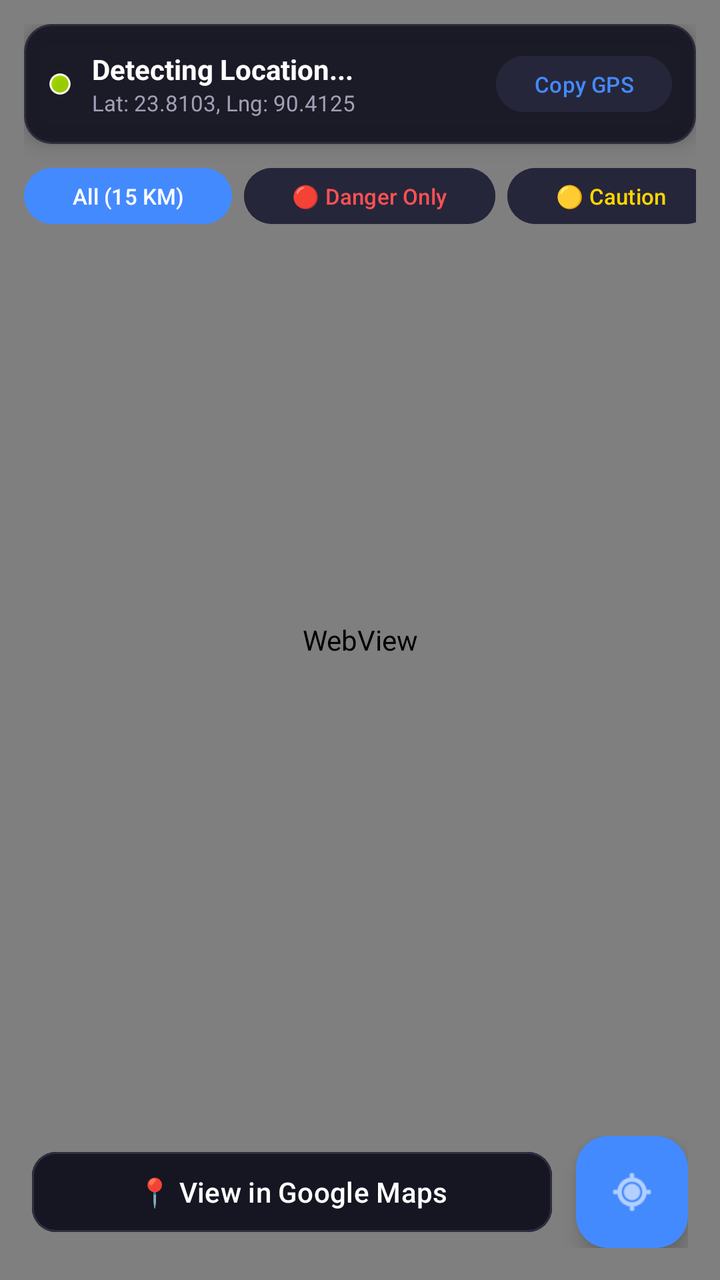
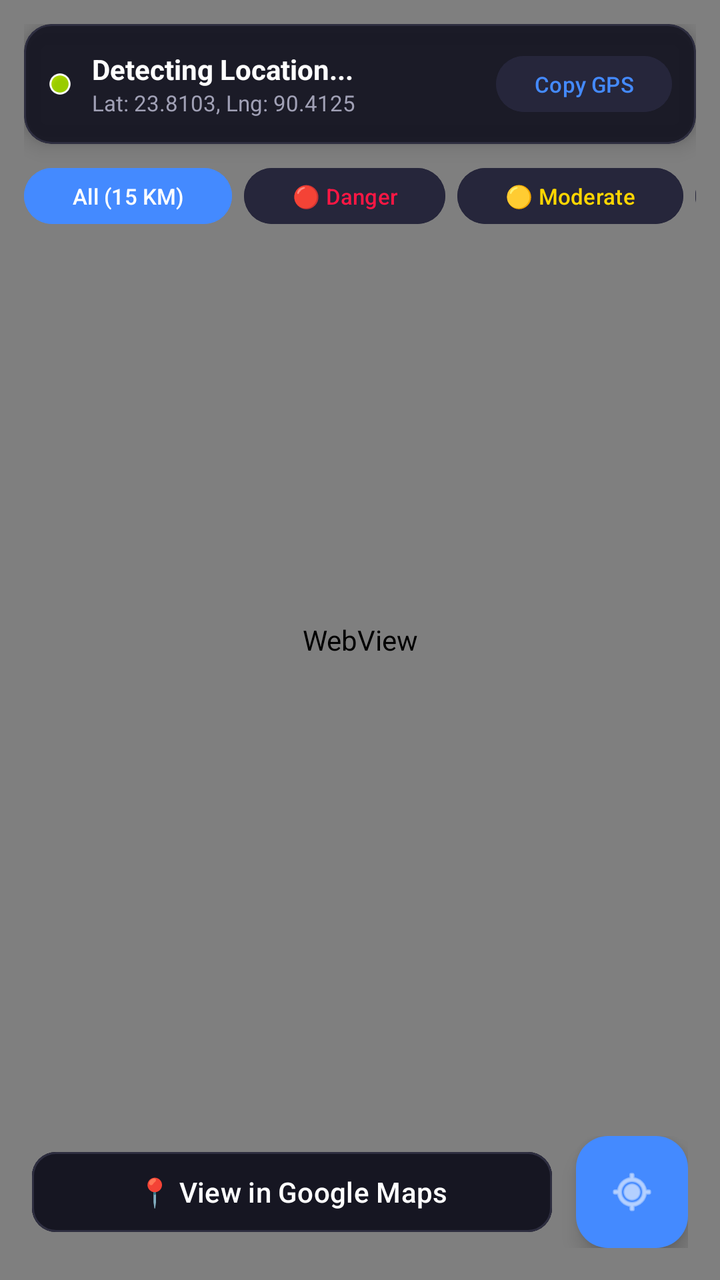

Before-and-after screenshots of an Android layout around one commit, followed by the original layout XML and the change that was made.
<!-- AndroidManifest.xml: application theme Theme.SafeGuardSOSFinal -->
<!-- res/layout/fragment_map_radar.xml -->
<?xml version="1.0" encoding="utf-8"?>
<androidx.constraintlayout.widget.ConstraintLayout xmlns:android="http://schemas.android.com/apk/res/android"
    xmlns:app="http://schemas.android.com/apk/res-auto"
    android:layout_width="match_parent"
    android:layout_height="match_parent"
    android:background="#0F0F14">

    
    <WebView
        android:id="@+id/mapWebView"
        android:layout_width="match_parent"
        android:layout_height="match_parent"
        app:layout_constraintBottom_toBottomOf="parent"
        app:layout_constraintEnd_toEndOf="parent"
        app:layout_constraintStart_toStartOf="parent"
        app:layout_constraintTop_toTopOf="parent" />

    
    <LinearLayout
        android:id="@+id/topBarContainer"
        android:layout_width="match_parent"
        android:layout_height="wrap_content"
        android:orientation="vertical"
        android:padding="12dp"
        app:layout_constraintTop_toTopOf="parent">

        <com.google.android.material.card.MaterialCardView
            android:layout_width="match_parent"
            android:layout_height="wrap_content"
            app:cardBackgroundColor="#F0161622"
            app:cardCornerRadius="14dp"
            app:cardElevation="6dp"
            app:strokeColor="#2E2E40"
            app:strokeWidth="1dp">

            <LinearLayout
                android:layout_width="match_parent"
                android:layout_height="wrap_content"
                android:gravity="center_vertical"
                android:orientation="horizontal"
                android:padding="12dp">

                <View
                    android:layout_width="12dp"
                    android:layout_height="12dp"
                    android:background="@android:drawable/presence_online" />

                <LinearLayout
                    android:layout_width="0dp"
                    android:layout_height="wrap_content"
                    android:layout_marginStart="10dp"
                    android:layout_weight="1"
                    android:orientation="vertical">

                    <TextView
                        android:id="@+id/tvLocationName"
                        android:layout_width="wrap_content"
                        android:layout_height="wrap_content"
                        android:text="Detecting Location..."
                        android:textColor="#FFFFFF"
                        android:textSize="14sp"
                        android:textStyle="bold" />

                    <TextView
                        android:id="@+id/tvCoordinates"
                        android:layout_width="wrap_content"
                        android:layout_height="wrap_content"
                        android:text="Lat: 23.8103, Lng: 90.4125"
                        android:textColor="#A0A0B5"
                        android:textSize="11sp" />
                </LinearLayout>

                <com.google.android.material.button.MaterialButton
                    android:id="@+id/btnCopyCoordinates"
                    style="@style/Widget.Material3.Button.TonalButton"
                    android:layout_width="wrap_content"
                    android:layout_height="36dp"
                    android:backgroundTint="#26263B"
                    android:paddingHorizontal="10dp"
                    android:text="Copy GPS"
                    android:textColor="#448AFF"
                    android:textSize="11sp" />
            </LinearLayout>
        </com.google.android.material.card.MaterialCardView>

        
        <HorizontalScrollView
            android:layout_width="match_parent"
            android:layout_height="wrap_content"
            android:layout_marginTop="8dp"
            android:scrollbars="none">

            <LinearLayout
                android:layout_width="wrap_content"
                android:layout_height="wrap_content"
                android:orientation="horizontal">

                <com.google.android.material.button.MaterialButton
                    android:id="@+id/btnFilterAll"
                    style="@style/Widget.Material3.Button.TonalButton"
                    android:layout_width="wrap_content"
                    android:layout_height="36dp"
                    android:backgroundTint="#448AFF"
                    android:text="All (15 KM)"
                    android:textColor="#FFFFFF"
                    android:textSize="11sp"
                    app:cornerRadius="18dp" />

                <com.google.android.material.button.MaterialButton
                    android:id="@+id/btnFilterRed"
                    style="@style/Widget.Material3.Button.TonalButton"
                    android:layout_width="wrap_content"
                    android:layout_height="36dp"
                    android:layout_marginStart="6dp"
                    android:backgroundTint="#26263B"
                    android:text="🔴 Danger Only"
                    android:textColor="#FF5252"
                    android:textSize="11sp"
                    app:cornerRadius="18dp" />

                <com.google.android.material.button.MaterialButton
                    android:id="@+id/btnFilterYellow"
                    style="@style/Widget.Material3.Button.TonalButton"
                    android:layout_width="wrap_content"
                    android:layout_height="36dp"
                    android:layout_marginStart="6dp"
                    android:backgroundTint="#26263B"
                    android:text="🟡 Caution"
                    android:textColor="#FFD600"
                    android:textSize="11sp"
                    app:cornerRadius="18dp" />

                <com.google.android.material.button.MaterialButton
                    android:id="@+id/btnFilterGreen"
                    style="@style/Widget.Material3.Button.TonalButton"
                    android:layout_width="wrap_content"
                    android:layout_height="36dp"
                    android:layout_marginStart="6dp"
                    android:backgroundTint="#26263B"
                    android:text="🟢 Safe Zones"
                    android:textColor="#00E676"
                    android:textSize="11sp"
                    app:cornerRadius="18dp" />

                <com.google.android.material.button.MaterialButton
                    android:id="@+id/btnFilterNone"
                    style="@style/Widget.Material3.Button.TonalButton"
                    android:layout_width="wrap_content"
                    android:layout_height="36dp"
                    android:layout_marginStart="6dp"
                    android:backgroundTint="#26263B"
                    android:text="Clear Zones"
                    android:textColor="#B0B0C0"
                    android:textSize="11sp"
                    app:cornerRadius="18dp" />
            </LinearLayout>
        </HorizontalScrollView>
    </LinearLayout>

    
    <LinearLayout
        android:layout_width="match_parent"
        android:layout_height="wrap_content"
        android:gravity="center_vertical"
        android:orientation="horizontal"
        android:padding="16dp"
        app:layout_constraintBottom_toBottomOf="parent">

        <com.google.android.material.button.MaterialButton
            android:id="@+id/btnOpenGoogleMaps"
            style="@style/Widget.Material3.Button"
            android:layout_width="0dp"
            android:layout_height="48dp"
            android:layout_marginEnd="12dp"
            android:layout_weight="1"
            android:backgroundTint="#161622"
            android:text="📍 View in Google Maps"
            android:textColor="#FFFFFF"
            app:cornerRadius="12dp"
            app:strokeColor="#2E2E40"
            app:strokeWidth="1dp" />

        <com.google.android.material.floatingactionbutton.FloatingActionButton
            android:id="@+id/fabMyLocation"
            android:layout_width="wrap_content"
            android:layout_height="wrap_content"
            android:backgroundTint="#448AFF"
            android:contentDescription="Locate Me"
            android:src="@android:drawable/ic_menu_mylocation"
            app:fabSize="normal"
            app:tint="#FFFFFF" />
    </LinearLayout>

</androidx.constraintlayout.widget.ConstraintLayout>
<!-- resources referenced by this layout -->
<resources>
  <style name="Theme.SafeGuardSOSFinal" parent="Base.Theme.SafeGuardSOSFinal" />
  <style name="Base.Theme.SafeGuardSOSFinal" parent="Theme.Material3.DayNight.NoActionBar">
          
          
      </style>
</resources>

<!-- the commit's change to res/layout/fragment_map_radar.xml (unified diff, before → after) -->
@@ -113,8 +113,8 @@
                     android:layout_height="36dp"
                     android:layout_marginStart="6dp"
                     android:backgroundTint="#26263B"
-                    android:text="🔴 Danger Only"
-                    android:textColor="#FF5252"
+                    android:text="🔴 Danger"
+                    android:textColor="#FF1744"
                     android:textSize="11sp"
                     app:cornerRadius="18dp" />
 
@@ -125,7 +125,7 @@
                     android:layout_height="36dp"
                     android:layout_marginStart="6dp"
                     android:backgroundTint="#26263B"
-                    android:text="🟡 Caution"
+                    android:text="🟡 Moderate"
                     android:textColor="#FFD600"
                     android:textSize="11sp"
                     app:cornerRadius="18dp" />
@@ -137,7 +137,7 @@
                     android:layout_height="36dp"
                     android:layout_marginStart="6dp"
                     android:backgroundTint="#26263B"
-                    android:text="🟢 Safe Zones"
+                    android:text="🟢 Safe"
                     android:textColor="#00E676"
                     android:textSize="11sp"
                     app:cornerRadius="18dp" />
